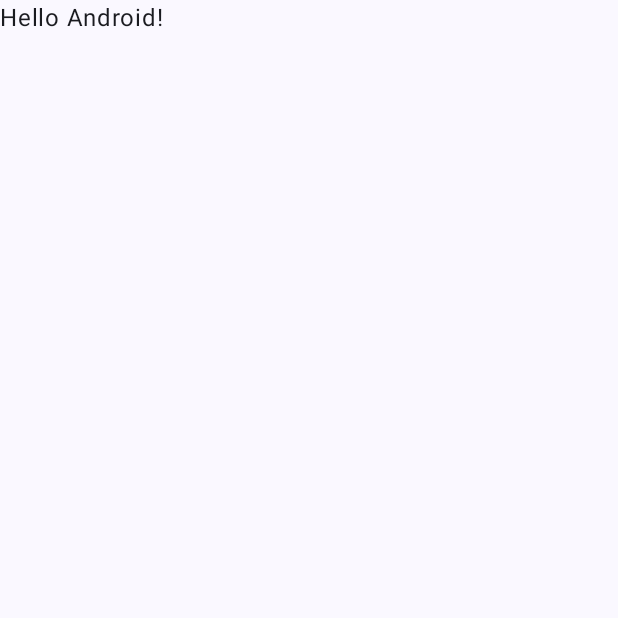
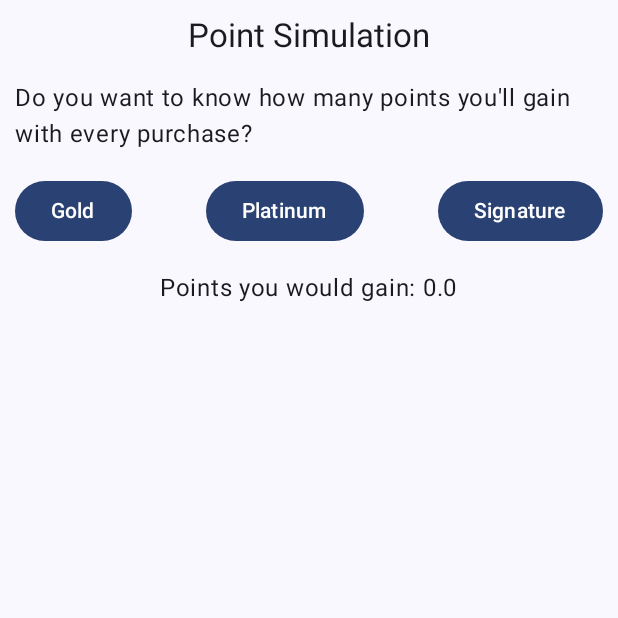
Before and after one commit to EduDev06/DesignPatternKt, an Android app built with Jetpack Compose: the screen it shows after launch (MainActivity), on a phone screen of 412 x 824 dp, the top half of it. Before the commit the part shown is almost empty. Run offline under Robolectric (Android 15) with nearby library versions, the phone set to English and light mode, and no system bars.

Commit message:
Strategy design implemented

```diff
--- a/app/src/main/AndroidManifest.xml
+++ b/app/src/main/AndroidManifest.xml
@@ -13,7 +13,7 @@
         android:theme="@style/Theme.DesignPatterns"
         tools:targetApi="31">
         <activity
-            android:name=".MainActivity"
+            android:name=".android.MainActivity"
             android:exported="true"
             android:label="@string/app_name"
             android:theme="@style/Theme.DesignPatterns">
--- a/app/src/main/java/com/example/designpatterns/MainActivity.kt
+++ /dev/null
@@ -1,47 +0,0 @@
-package com.example.designpatterns
-
-import android.os.Bundle
-import androidx.activity.ComponentActivity
-import androidx.activity.compose.setContent
-import androidx.activity.enableEdgeToEdge
-import androidx.compose.foundation.layout.fillMaxSize
-import androidx.compose.foundation.layout.padding
-import androidx.compose.material3.Scaffold
-import androidx.compose.material3.Text
-import androidx.compose.runtime.Composable
-import androidx.compose.ui.Modifier
-import androidx.compose.ui.tooling.preview.Preview
-import com.example.designpatterns.ui.theme.DesignPatternsTheme
-
-class MainActivity : ComponentActivity() {
-    override fun onCreate(savedInstanceState: Bundle?) {
-        super.onCreate(savedInstanceState)
-        enableEdgeToEdge()
-        setContent {
-            DesignPatternsTheme {
-                Scaffold(modifier = Modifier.fillMaxSize()) { innerPadding ->
-                    Greeting(
-                        name = "Android",
-                        modifier = Modifier.padding(innerPadding)
-                    )
-                }
-            }
-        }
-    }
-}
-
-@Composable
-fun Greeting(name: String, modifier: Modifier = Modifier) {
-    Text(
-        text = "Hello $name!",
-        modifier = modifier
-    )
-}
-
-@Preview(showBackground = true)
-@Composable
-fun GreetingPreview() {
-    DesignPatternsTheme {
-        Greeting("Android")
-    }
-}
--- /dev/null
+++ b/app/src/main/java/com/example/designpatterns/android/MainActivity.kt
@@ -0,0 +1,95 @@
+package com.example.designpatterns.android
+
+import android.os.Bundle
+import androidx.activity.ComponentActivity
+import androidx.activity.compose.setContent
+import androidx.activity.enableEdgeToEdge
+import androidx.activity.viewModels
+import androidx.compose.foundation.layout.Arrangement
+import androidx.compose.foundation.layout.Column
+import androidx.compose.foundation.layout.Row
+import androidx.compose.foundation.layout.fillMaxSize
+import androidx.compose.foundation.layout.fillMaxWidth
+import androidx.compose.foundation.layout.padding
+import androidx.compose.material3.Button
+import androidx.compose.material3.MaterialTheme
+import androidx.compose.material3.Scaffold
+import androidx.compose.material3.Text
+import androidx.compose.runtime.Composable
+import androidx.compose.ui.Alignment
+import androidx.compose.ui.Modifier
+import androidx.compose.ui.tooling.preview.Preview
+import androidx.compose.ui.unit.dp
+import com.example.designpatterns.android.ui.theme.DesignPatternsTheme
+
+class MainActivity : ComponentActivity() {
+    override fun onCreate(savedInstanceState: Bundle?) {
+        super.onCreate(savedInstanceState)
+        val viewModel by viewModels<MainViewModel>()
+        enableEdgeToEdge()
+        setContent {
+            DesignPatternsTheme {
+                Scaffold(modifier = Modifier.fillMaxSize()) { innerPadding ->
+                    Content(
+                        modifier = Modifier.padding(innerPadding),
+                        points = viewModel.pointsState,
+                        calculatePoints = viewModel::calculatePointsAccumulated
+                    )
+                }
+            }
+        }
+    }
+}
+
+@Composable
+fun Content(
+    modifier: Modifier = Modifier,
+    points: Double,
+    calculatePoints: (PointStrategy, Double) -> Unit
+) {
+    Column(
+        modifier = modifier
+            .fillMaxSize()
+            .padding(10.dp),
+        horizontalAlignment = Alignment.CenterHorizontally,
+        verticalArrangement = Arrangement.spacedBy(15.dp)
+    ) {
+        Text(
+            text = "Point Simulation",
+            style = MaterialTheme.typography.titleLarge
+        )
+
+
+        Text(text = "Do you want to know how many points you'll gain with every purchase?")
+
+        Row(
+            modifier = Modifier.fillMaxWidth(),
+            horizontalArrangement = Arrangement.SpaceBetween
+        ) {
+            Button(onClick = { calculatePoints(GoldPoint(), 100.0) }) {
+                Text(text = "Gold")
+            }
+
+            Button(onClick = { calculatePoints(PlatinumPoint(), 100.0)  }) {
+                Text(text = "Platinum")
+            }
+
+            Button(onClick = { calculatePoints(SignaturePoint(), 100.0) }) {
+                Text(text = "Signature")
+            }
+        }
+
+        Text(text = "Points you would gain: $points")
+    }
+}
+
+@Preview(showBackground = true)
+@Composable
+private fun PreviewContent() {
+    DesignPatternsTheme {
+        Content(
+            points = 100.0,
+            calculatePoints = { _, _ -> }
+        )
+    }
+}
--- /dev/null
+++ b/app/src/main/java/com/example/designpatterns/android/MainViewModel.kt
@@ -0,0 +1,16 @@
+package com.example.designpatterns.android
+
+import androidx.compose.runtime.setValue
+import androidx.compose.runtime.getValue
+import androidx.compose.runtime.mutableDoubleStateOf
+import androidx.lifecycle.ViewModel
+
+class MainViewModel: ViewModel() {
+    private var pointUseCase: PointUseCase = PointUseCase()
+    var pointsState by mutableDoubleStateOf(0.0)
+
+    fun calculatePointsAccumulated(strategy: PointStrategy, amount: Double) {
+        val points = pointUseCase.execute(strategy, amount)
+        pointsState = points
+    }
+}
--- a/app/src/main/java/com/example/designpatterns/ui/theme/Color.kt
+++ b/app/src/main/java/com/example/designpatterns/android/ui/theme/Color.kt
@@ -1,4 +1,4 @@
-package com.example.designpatterns.ui.theme
+package com.example.designpatterns.android.ui.theme
 
 import androidx.compose.ui.graphics.Color
 
--- a/app/src/main/java/com/example/designpatterns/ui/theme/Theme.kt
+++ b/app/src/main/java/com/example/designpatterns/android/ui/theme/Theme.kt
@@ -1,6 +1,5 @@
-package com.example.designpatterns.ui.theme
+package com.example.designpatterns.android.ui.theme
 
-import android.app.Activity
 import android.os.Build
 import androidx.compose.foundation.isSystemInDarkTheme
 import androidx.compose.material3.MaterialTheme
--- a/app/src/main/java/com/example/designpatterns/ui/theme/Type.kt
+++ b/app/src/main/java/com/example/designpatterns/android/ui/theme/Type.kt
@@ -1,4 +1,4 @@
-package com.example.designpatterns.ui.theme
+package com.example.designpatterns.android.ui.theme
 
 import androidx.compose.material3.Typography
 import androidx.compose.ui.text.TextStyle
```
Also changed, not shown: app/src/main/java/com/example/designpatterns/Altenative.kt (added, +29 -0 lines), app/src/main/java/com/example/designpatterns/Problem.kt (added, +29 -0 lines), app/src/main/java/com/example/designpatterns/android/Point.kt (added, +29 -0 lines).
